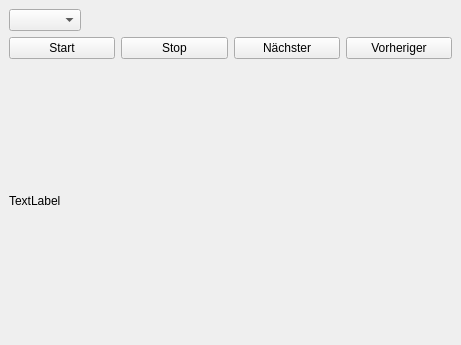
Old version of the form games/gamecontrols.ui in the repository KDE/kalzium.
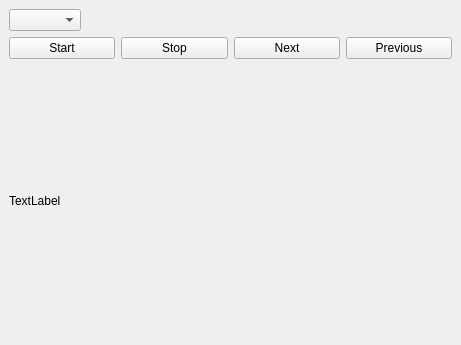
New version of the form.

Commit message: Make the first three statistics work (well, they are very trivial to be honest). \n rename the buttons to english, sorry, didn't notice the german

Diff of the .ui file:
```diff
--- a/games/gamecontrols.ui
+++ b/games/gamecontrols.ui
@@ -80,14 +80,14 @@
      <item>
       <widget class="QPushButton" name="next" >
        <property name="text" >
-        <string>Nächster</string>
+        <string>Next</string>
        </property>
       </widget>
      </item>
      <item>
       <widget class="QPushButton" name="prev" >
        <property name="text" >
-        <string>Vorheriger</string>
+        <string>Previous</string>
        </property>
       </widget>
      </item>
```
The commit also changes 6 other files.
